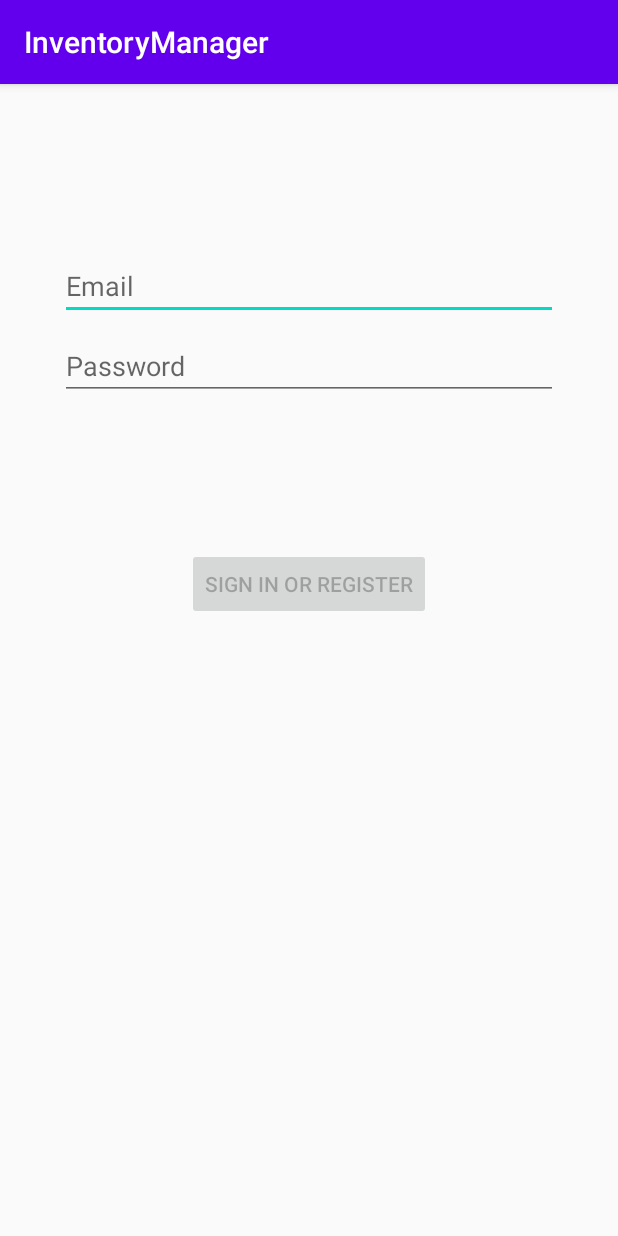
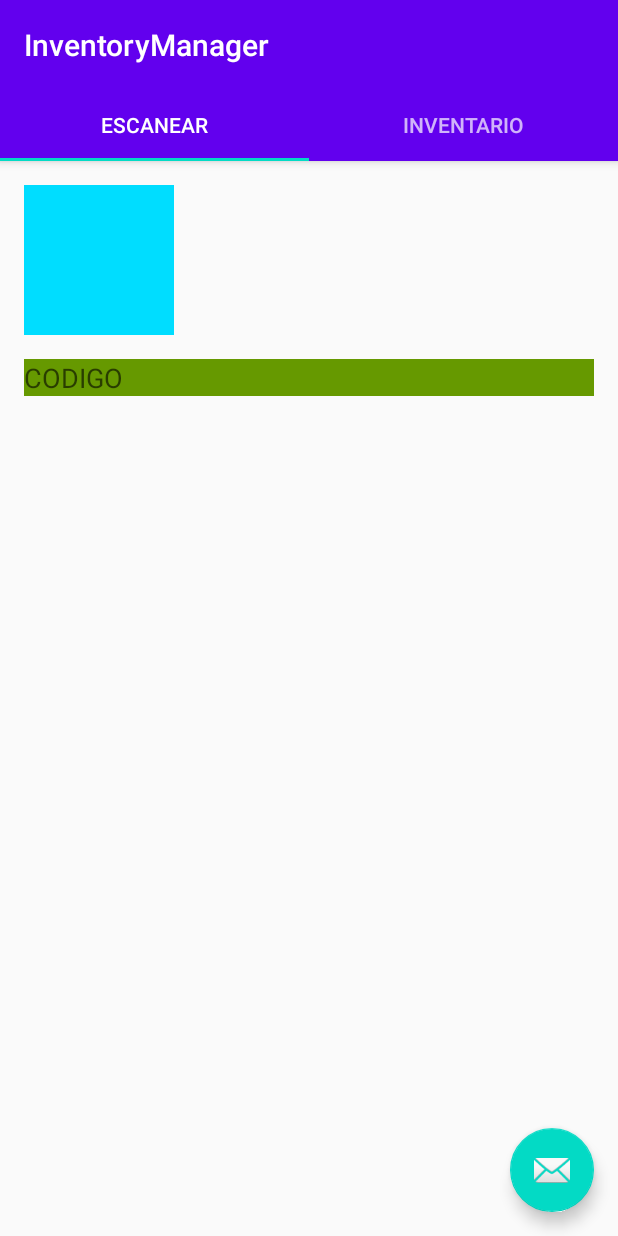
Before and after one commit to Adrian39/InventoryManager, an Android app: the screen it shows after launch (LoginActivity before the commit, MainActivity after it), on a phone screen of 412 x 824 dp. Run offline under Robolectric (Android 15) with nearby library versions, the phone set to English and light mode, and no system bars; 1 statement that could not run was skipped.

Commit message:
MainActivity is created

```diff
--- a/app/build.gradle
+++ b/app/build.gradle
@@ -29,6 +29,7 @@ dependencies {
     implementation 'androidx.annotation:annotation:1.1.0'
     implementation 'androidx.constraintlayout:constraintlayout:1.1.3'
     implementation 'androidx.lifecycle:lifecycle-extensions:2.1.0'
+    implementation 'androidx.gridlayout:gridlayout:1.0.0'
     testImplementation 'junit:junit:4.12'
     androidTestImplementation 'androidx.test.ext:junit:1.1.1'
     androidTestImplementation 'androidx.test.espresso:espresso-core:3.2.0'
--- a/app/src/main/AndroidManifest.xml
+++ b/app/src/main/AndroidManifest.xml
@@ -10,13 +10,20 @@
         android:supportsRtl="true"
         android:theme="@style/AppTheme">
         <activity
-            android:name=".ui.login.LoginActivity"
-            android:label="@string/app_name">
+            android:name=".MainActivity"
+            android:label="@string/title_activity_main"
+            android:theme="@style/AppTheme.NoActionBar">
             <intent-filter>
                 <action android:name="android.intent.action.MAIN" />
 
                 <category android:name="android.intent.category.LAUNCHER" />
             </intent-filter>
+
+        </activity>
+        <activity
+            android:name=".ui.login.LoginActivity"
+            android:label="@string/app_name">
+
         </activity>
     </application>
 
--- /dev/null
+++ b/app/src/main/java/com/example/inventorymanager/MainActivity.java
@@ -0,0 +1,45 @@
+package com.example.inventorymanager;
+
+import android.os.Bundle;
+
+import com.google.android.material.floatingactionbutton.FloatingActionButton;
+import com.google.android.material.snackbar.Snackbar;
+import com.google.android.material.tabs.TabLayout;
+
+import androidx.viewpager.widget.ViewPager;
+import androidx.appcompat.app.AppCompatActivity;
+
+import android.view.Menu;
+import android.view.MenuItem;
+import android.view.View;
+
+import com.example.inventorymanager.ui.main.SectionsPagerAdapter;
+
+public class MainActivity extends AppCompatActivity {
+
+    @Override
+    protected void onCreate(Bundle savedInstanceState) {
+        super.onCreate(savedInstanceState);
+
+
+
+
+
+        setContentView(R.layout.activity_main);
+        SectionsPagerAdapter sectionsPagerAdapter = new SectionsPagerAdapter(this, getSupportFragmentManager());
+        ViewPager viewPager = findViewById(R.id.view_pager);
+        viewPager.setAdapter(sectionsPagerAdapter);
+        TabLayout tabs = findViewById(R.id.tabs);
+
+        tabs.setupWithViewPager(viewPager);
+        FloatingActionButton fab = findViewById(R.id.fab);
+
+        fab.setOnClickListener(new View.OnClickListener() {
+            @Override
+            public void onClick(View view) {
+                Snackbar.make(view, "Replace with your own action", Snackbar.LENGTH_LONG)
+                        .setAction("Action", null).show();
+            }
+        });
+    }
+}
--- /dev/null
+++ b/app/src/main/java/com/example/inventorymanager/ui/main/PageViewModel.java
@@ -0,0 +1,26 @@
+package com.example.inventorymanager.ui.main;
+
+import androidx.arch.core.util.Function;
+import androidx.lifecycle.LiveData;
+import androidx.lifecycle.MutableLiveData;
+import androidx.lifecycle.Transformations;
+import androidx.lifecycle.ViewModel;
+
+public class PageViewModel extends ViewModel {
+
+    private MutableLiveData<Integer> mIndex = new MutableLiveData<>();
+    private LiveData<String> mText = Transformations.map(mIndex, new Function<Integer, String>() {
+        @Override
+        public String apply(Integer input) {
+            return "Hello world from section: " + input;
+        }
+    });
+
+    public void setIndex(int index) {
+        mIndex.setValue(index);
+    }
+
+    public LiveData<String> getText() {
+        return mText;
+    }
+}
--- /dev/null
+++ b/app/src/main/java/com/example/inventorymanager/ui/main/PlaceholderFragment.java
@@ -0,0 +1,68 @@
+package com.example.inventorymanager.ui.main;
+
+import android.os.Bundle;
+import android.view.LayoutInflater;
+import android.view.View;
+import android.view.ViewGroup;
+import android.widget.ImageView;
+import android.widget.TextView;
+
+import androidx.annotation.Nullable;
+import androidx.annotation.NonNull;
+import androidx.fragment.app.Fragment;
+import androidx.lifecycle.Observer;
+import androidx.lifecycle.ViewModelProviders;
+
+import com.example.inventorymanager.R;
+
+/**
+ * A placeholder fragment containing a simple view.
+ */
+public class PlaceholderFragment extends Fragment {
+
+    private static final String ARG_SECTION_NUMBER = "section_number";
+
+    private PageViewModel pageViewModel;
+
+    public static PlaceholderFragment newInstance(int index) {
+        PlaceholderFragment fragment = new PlaceholderFragment();
+        Bundle bundle = new Bundle();
+        bundle.putInt(ARG_SECTION_NUMBER, index);
+        fragment.setArguments(bundle);
+        return fragment;
+    }
+
+    @Override
+    public void onCreate(Bundle savedInstanceState) {
+        super.onCreate(savedInstanceState);
+        pageViewModel = ViewModelProviders.of(this).get(PageViewModel.class);
+        int index = 1;
+        if (getArguments() != null) {
+            index = getArguments().getInt(ARG_SECTION_NUMBER);
+        }
+        pageViewModel.setIndex(index);
+    }
+
+    @Override
+    public View onCreateView(
+            @NonNull LayoutInflater inflater, ViewGroup container,
+            Bundle savedInstanceState) {
+        View root = inflater.inflate(R.layout.fragment_main, container, false);
+//        final TextView textView = root.findViewById(R.id.section_label);
+//        pageViewModel.getText().observe(this, new Observer<String>() {
+//            @Override
+//            public void onChanged(@Nullable String s) {
+//                textView.setText(s);
+//            }
+//        });
+
+
+        final ImageView imageView = root.findViewById(R.id.pictureView);
+
+
+
+
+
+        return root;
+    }
+}
--- /dev/null
+++ b/app/src/main/java/com/example/inventorymanager/ui/main/SectionsPagerAdapter.java
@@ -0,0 +1,46 @@
+package com.example.inventorymanager.ui.main;
+
+import android.content.Context;
+
+import androidx.annotation.Nullable;
+import androidx.annotation.StringRes;
+import androidx.fragment.app.Fragment;
+import androidx.fragment.app.FragmentManager;
+import androidx.fragment.app.FragmentPagerAdapter;
+
+import com.example.inventorymanager.R;
+
+/**
+ * A [FragmentPagerAdapter] that returns a fragment corresponding to
+ * one of the sections/tabs/pages.
+ */
+public class SectionsPagerAdapter extends FragmentPagerAdapter {
+
+    @StringRes
+    private static final int[] TAB_TITLES = new int[]{R.string.tab_text_1, R.string.tab_text_2};
+    private final Context mContext;
+
+    public SectionsPagerAdapter(Context context, FragmentManager fm) {
+        super(fm);
+        mContext = context;
+    }
+
+    @Override
+    public Fragment getItem(int position) {
+        // getItem is called to instantiate the fragment for the given page.
+        // Return a PlaceholderFragment (defined as a static inner class below).
+        return PlaceholderFragment.newInstance(position + 1);
+    }
+
+    @Nullable
+    @Override
+    public CharSequence getPageTitle(int position) {
+        return mContext.getResources().getString(TAB_TITLES[position]);
+    }
+
+    @Override
+    public int getCount() {
+        // Show 2 total pages.
+        return TAB_TITLES.length;
+    }
+}
--- /dev/null
+++ b/app/src/main/res/layout/activity_main.xml
@@ -0,0 +1,44 @@
+<?xml version="1.0" encoding="utf-8"?>
+<androidx.coordinatorlayout.widget.CoordinatorLayout xmlns:android="http://schemas.android.com/apk/res/android"
+    xmlns:app="http://schemas.android.com/apk/res-auto"
+    xmlns:tools="http://schemas.android.com/tools"
+    android:layout_width="match_parent"
+    android:layout_height="match_parent"
+    tools:context=".MainActivity">
+
+    <com.google.android.material.appbar.AppBarLayout
+        android:layout_width="match_parent"
+        android:layout_height="wrap_content"
+        android:theme="@style/AppTheme.AppBarOverlay">
+
+        <TextView
+            android:id="@+id/title"
+            android:layout_width="wrap_content"
+            android:layout_height="wrap_content"
+            android:gravity="center"
+            android:minHeight="?actionBarSize"
+            android:padding="@dimen/appbar_padding"
+            android:text="@string/app_name"
+            android:textAppearance="@style/TextAppearance.Widget.AppCompat.Toolbar.Title" />
+
+        <com.google.android.material.tabs.TabLayout
+            android:id="@+id/tabs"
+            android:layout_width="match_parent"
+            android:layout_height="wrap_content"
+            android:background="?attr/colorPrimary" />
+    </com.google.android.material.appbar.AppBarLayout>
+
+    <androidx.viewpager.widget.ViewPager
+        android:id="@+id/view_pager"
+        android:layout_width="match_parent"
+        android:layout_height="match_parent"
+        app:layout_behavior="@string/appbar_scrolling_view_behavior" />
+
+    <com.google.android.material.floatingactionbutton.FloatingActionButton
+        android:id="@+id/fab"
+        android:layout_width="wrap_content"
+        android:layout_height="wrap_content"
+        android:layout_gravity="bottom|end"
+        android:layout_margin="@dimen/fab_margin"
+        app:srcCompat="@android:drawable/ic_dialog_email" />
+</androidx.coordinatorlayout.widget.CoordinatorLayout>
--- /dev/null
+++ b/app/src/main/res/layout/fragment_main.xml
@@ -0,0 +1,44 @@
+<?xml version="1.0" encoding="utf-8"?>
+<androidx.constraintlayout.widget.ConstraintLayout xmlns:android="http://schemas.android.com/apk/res/android"
+    xmlns:app="http://schemas.android.com/apk/res-auto"
+    xmlns:tools="http://schemas.android.com/tools"
+    android:id="@+id/constraintLayout"
+    android:layout_width="match_parent"
+    android:layout_height="match_parent"
+    tools:context=".ui.main.PlaceholderFragment">
+
+    <ImageView
+        android:id="@+id/pictureView"
+        android:layout_width="100dp"
+        android:layout_height="100dp"
+        android:layout_marginStart="16dp"
+        android:layout_marginTop="16dp"
+        android:background="@android:color/holo_blue_bright"
+        app:layout_constraintStart_toStartOf="parent"
+        app:layout_constraintTop_toTopOf="parent"
+        android:contentDescription="TODO">
+
+    </ImageView>
+
+    <EditText
+android:id="@+id/barcodeEditText"
+        android:layout_width="match_parent"
+        android:layout_height="wrap_content"
+        android:layout_marginStart="@dimen/activity_horizontal_margin"
+        app:layout_constraintTop_toBottomOf="@+id/pictureView"
+        app:layout_constraintLeft_toLeftOf="@+id/pictureView"
+        android:layout_marginTop="16dp"
+        android:layout_marginEnd="16dp"
+        android:background="@android:color/holo_green_dark"
+        android:hint="@string/mainActivity_textEdit_placeHolder"
+        android:inputType="text"
+        tools:ignore="LabelFor"
+        android:autofillHints="" />
+
+
+
+
+
+
+
+</androidx.constraintlayout.widget.ConstraintLayout>
--- /dev/null
+++ b/app/src/main/res/values-w820dp/dimens.xml
@@ -0,0 +1,6 @@
+<resources>
+    <!-- Example customization of dimensions originally defined in res/values/dimens.xml
+         (such as screen margins) for screens with more than 820dp of available width. This
+         would include 7" and 10" devices in landscape (~960dp and ~1280dp respectively). -->
+    <dimen name="activity_horizontal_margin">64dp</dimen>
+</resources>
--- a/app/src/main/res/values/dimens.xml
+++ b/app/src/main/res/values/dimens.xml
@@ -2,4 +2,7 @@
     <!-- Default screen margins, per the Android Design guidelines. -->
     <dimen name="activity_horizontal_margin">16dp</dimen>
     <dimen name="activity_vertical_margin">16dp</dimen>
+    <dimen name="appbar_padding">16dp</dimen>
+    <dimen name="fab_margin">16dp</dimen>
+    <dimen name="appbar_padding_top">8dp</dimen>
 </resources>
--- a/app/src/main/res/values/strings.xml
+++ b/app/src/main/res/values/strings.xml
@@ -9,4 +9,8 @@
     <string name="invalid_username">Not a valid username</string>
     <string name="invalid_password">Password must be >5 characters</string>
     <string name="login_failed">"Login failed"</string>
+    <string name="title_activity_main">MainActivity</string>
+    <string name="tab_text_1">Escanear</string>
+    <string name="tab_text_2">Inventario</string>
+    <string name="mainActivity_textEdit_placeHolder">CODIGO</string>
 </resources>
--- a/app/src/main/res/values/styles.xml
+++ b/app/src/main/res/values/styles.xml
@@ -7,4 +7,13 @@
         <item name="colorAccent">@color/colorAccent</item>
     </style>
 
+    <style name="AppTheme.NoActionBar">
+        <item name="windowActionBar">false</item>
+        <item name="windowNoTitle">true</item>
+    </style>
+
+    <style name="AppTheme.AppBarOverlay" parent="ThemeOverlay.AppCompat.Dark.ActionBar" />
+
+    <style name="AppTheme.PopupOverlay" parent="ThemeOverlay.AppCompat.Light" />
+
 </resources>
```
